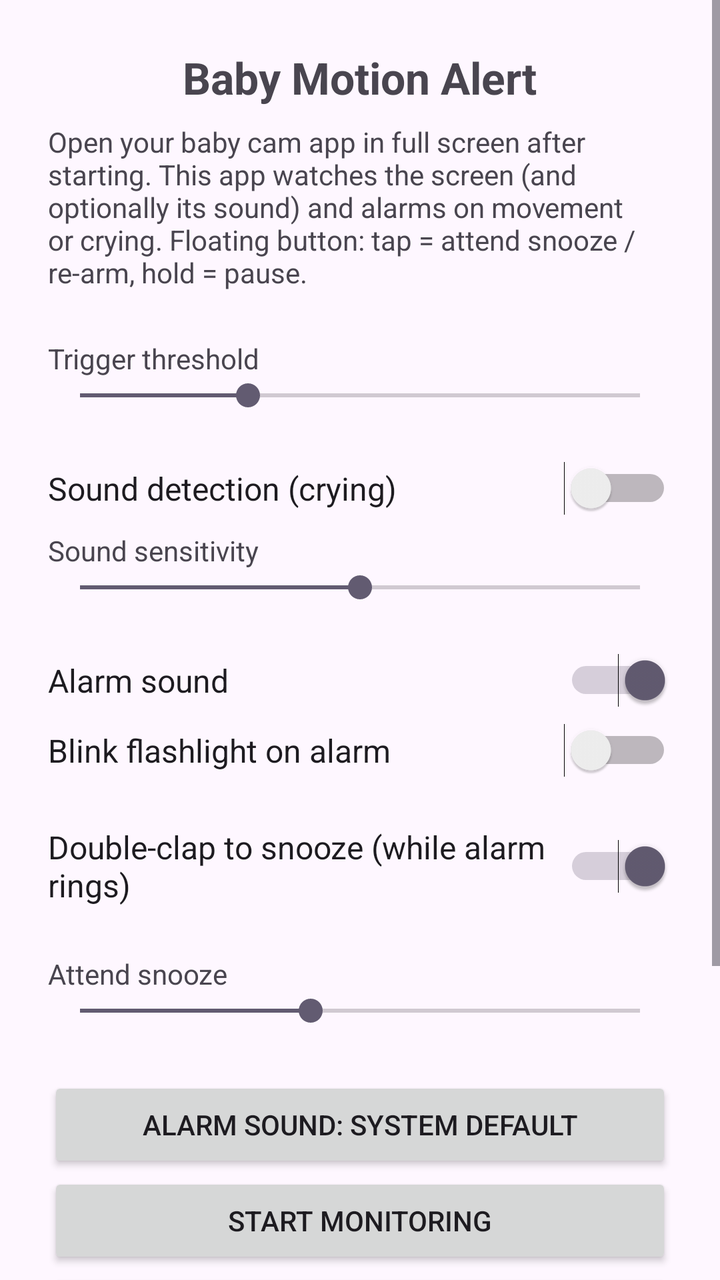
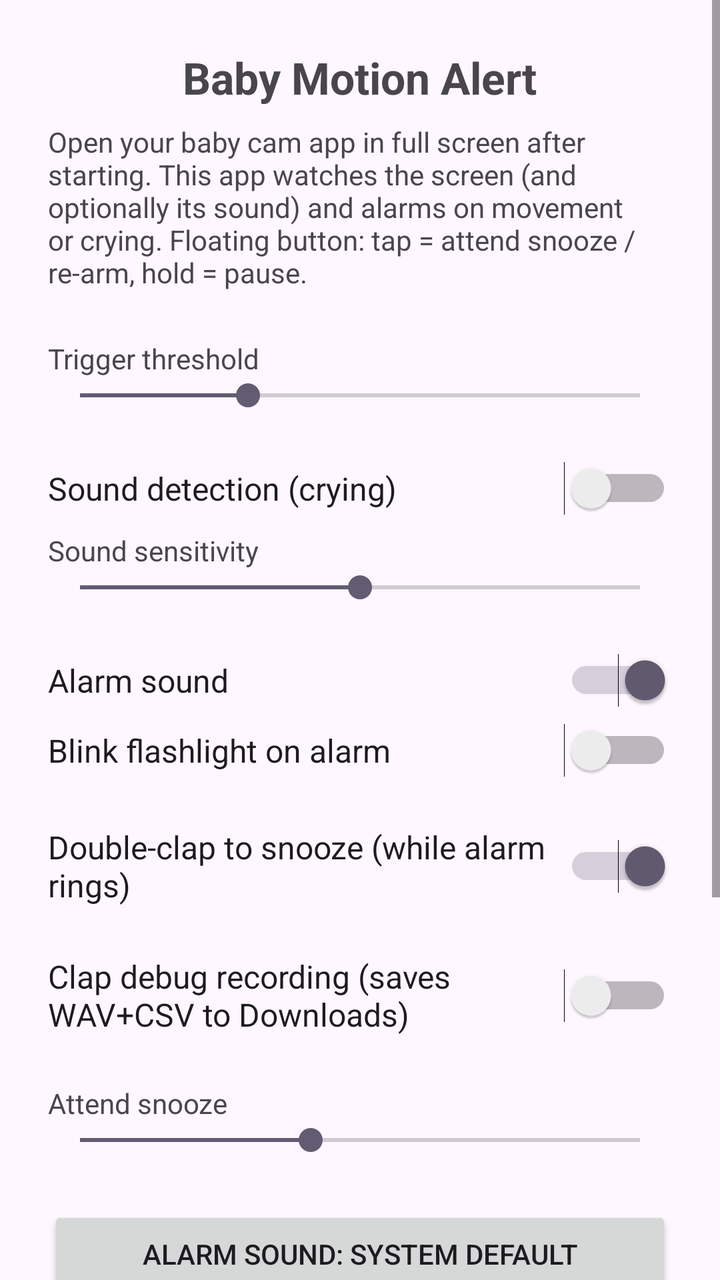

The first picture is an Android layout as it rendered before a commit; the second is the same layout after the commit. The layout source and the unified diff follow.
<!-- AndroidManifest.xml: application theme Theme.BabyMotionAlert -->
<!-- res/layout/activity_main.xml -->
<?xml version="1.0" encoding="utf-8"?>
<ScrollView xmlns:android="http://schemas.android.com/apk/res/android"
    android:layout_width="match_parent"
    android:layout_height="match_parent">

<LinearLayout
    android:layout_width="match_parent"
    android:layout_height="wrap_content"
    android:orientation="vertical"
    android:padding="24dp"
    android:gravity="center_horizontal">

    <TextView
        android:layout_width="wrap_content"
        android:layout_height="wrap_content"
        android:text="Baby Motion Alert"
        android:textSize="22sp"
        android:textStyle="bold"
        android:layout_marginBottom="8dp" />

    <TextView
        android:layout_width="wrap_content"
        android:layout_height="wrap_content"
        android:text="Open your baby cam app in full screen after starting. This app watches the screen (and optionally its sound) and alarms on movement or crying. Floating button: tap = attend snooze / re-arm, hold = pause."
        android:textSize="14sp"
        android:layout_marginBottom="24dp" />

    <TextView
        android:id="@+id/sensitivityLabel"
        android:layout_width="match_parent"
        android:layout_height="wrap_content"
        android:text="Trigger threshold"
        android:textSize="14sp" />

    <SeekBar
        android:id="@+id/sensitivitySeek"
        android:layout_width="match_parent"
        android:layout_height="wrap_content"
        android:max="100"
        android:progress="30"
        android:layout_marginBottom="24dp" />

    <Switch
        android:id="@+id/soundSwitch"
        android:layout_width="match_parent"
        android:layout_height="wrap_content"
        android:text="Sound detection (crying)"
        android:textSize="16sp"
        android:layout_marginBottom="8dp" />

    <TextView
        android:id="@+id/soundLabel"
        android:layout_width="match_parent"
        android:layout_height="wrap_content"
        android:text="Sound sensitivity"
        android:textSize="14sp" />

    <SeekBar
        android:id="@+id/soundSeek"
        android:layout_width="match_parent"
        android:layout_height="wrap_content"
        android:max="100"
        android:progress="50"
        android:layout_marginBottom="24dp" />

    <Switch
        android:id="@+id/alarmSoundSwitch"
        android:layout_width="match_parent"
        android:layout_height="wrap_content"
        android:text="Alarm sound"
        android:textSize="16sp"
        android:checked="true"
        android:layout_marginBottom="8dp" />

    <Switch
        android:id="@+id/flashlightSwitch"
        android:layout_width="match_parent"
        android:layout_height="wrap_content"
        android:text="Blink flashlight on alarm"
        android:textSize="16sp"
        android:layout_marginBottom="24dp" />

    <Switch
        android:id="@+id/clapSwitch"
        android:layout_width="match_parent"
        android:layout_height="wrap_content"
        android:text="Double-clap to snooze (while alarm rings)"
        android:textSize="16sp"
        android:checked="true"
        android:layout_marginBottom="24dp" />

    <TextView
        android:id="@+id/snoozeLabel"
        android:layout_width="match_parent"
        android:layout_height="wrap_content"
        android:text="Attend snooze"
        android:textSize="14sp" />

    <SeekBar
        android:id="@+id/snoozeSeek"
        android:layout_width="match_parent"
        android:layout_height="wrap_content"
        android:max="17"
        android:progress="7"
        android:layout_marginBottom="24dp" />

    <Button
        android:id="@+id/alarmSoundButton"
        android:layout_width="match_parent"
        android:layout_height="wrap_content"
        android:text="Alarm sound: System default" />

    <Button
        android:id="@+id/startButton"
        android:layout_width="match_parent"
        android:layout_height="wrap_content"
        android:text="Start monitoring" />

    <Button
        android:id="@+id/stopButton"
        android:layout_width="match_parent"
        android:layout_height="wrap_content"
        android:text="Stop monitoring" />

    <Button
        android:id="@+id/accessibilityButton"
        android:layout_width="match_parent"
        android:layout_height="wrap_content"
        android:text="Enable auto-reconnect clicker" />

    <Button
        android:id="@+id/testButton"
        android:layout_width="match_parent"
        android:layout_height="wrap_content"
        android:text="Test alarm + red flash" />

    <TextView
        android:id="@+id/statusText"
        android:layout_width="wrap_content"
        android:layout_height="wrap_content"
        android:text="Status: stopped"
        android:layout_marginTop="24dp"
        android:textSize="16sp" />
</LinearLayout>
</ScrollView>
<!-- resources referenced by this layout -->
<resources>
  <style name="Theme.BabyMotionAlert" parent="Theme.Material3.DayNight.NoActionBar" />
</resources>

<!-- the commit's change to res/layout/activity_main.xml (unified diff, before → after) -->
@@ -89,6 +89,14 @@
         android:checked="true"
         android:layout_marginBottom="24dp" />
 
+    <Switch
+        android:id="@+id/clapDebugSwitch"
+        android:layout_width="match_parent"
+        android:layout_height="wrap_content"
+        android:text="Clap debug recording (saves WAV+CSV to Downloads)"
+        android:textSize="16sp"
+        android:layout_marginBottom="24dp" />
+
     <TextView
         android:id="@+id/snoozeLabel"
         android:layout_width="match_parent"
